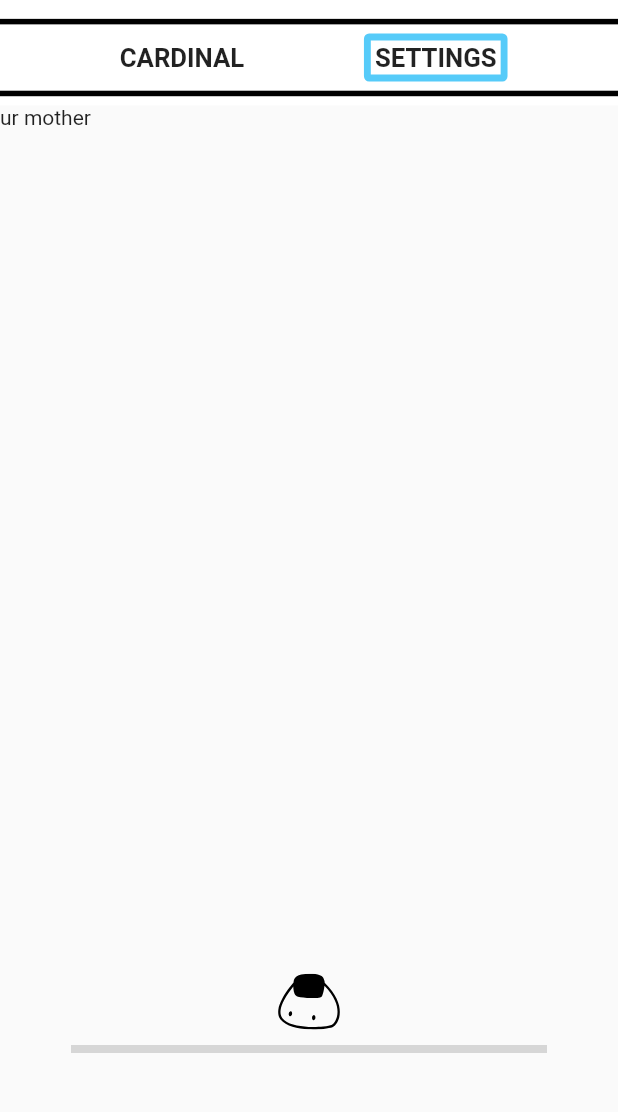
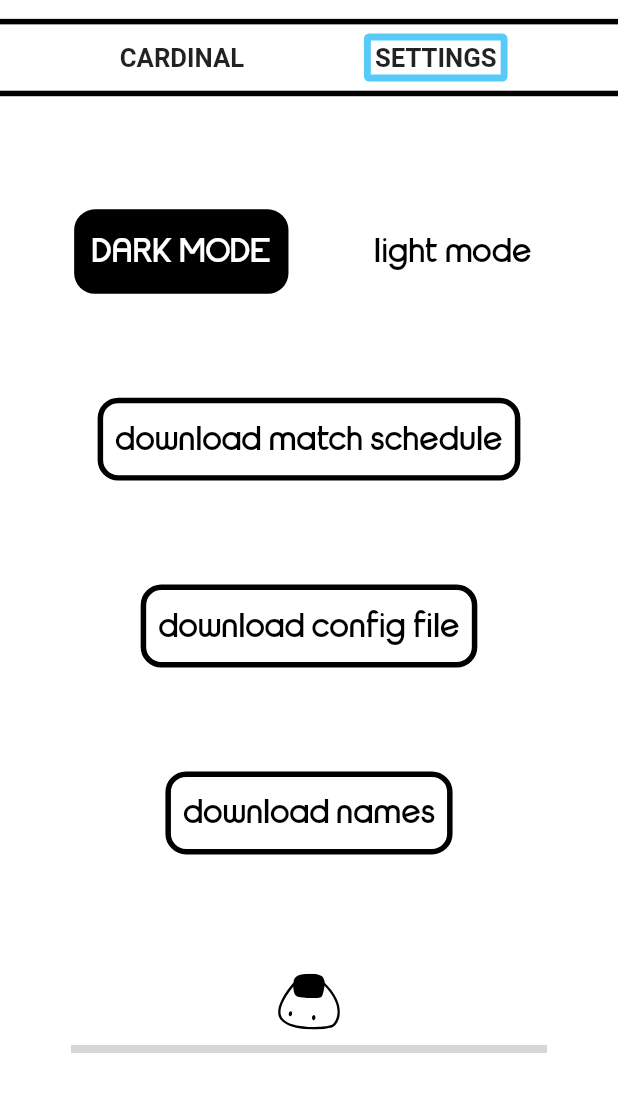
Before and after one commit to SushiSquad7461/sushi-scouts, a Flutter app: the screen it shows after launch, after a tap on "SETTINGS", on a phone screen of 412 x 824 dp, the part 84-1196 px from its top. Run offline on Flutter 3.47's test engine with Material 2 defaults, Android fonts, the phone set to English and light mode, and no system bars; our stand-ins replace flutter_svg, google_fonts; missing offline and left inert: enum_to_string; Roboto replaces fonts that are missing (Mohave); grey boxes are pictures that could not be loaded.

Commit message:
make settings ui

```diff
--- a/lib/src/views/ui/Settings.dart
+++ b/lib/src/views/ui/Settings.dart
@@ -9,30 +9,115 @@ import '../util/Header/HeaderTitle.dart';
 import '../util/Footer/Footer.dart';
 import '../util/header/HeaderNav.dart';
 
-class Settings extends StatelessWidget {
+class Settings extends StatefulWidget {
   const Settings({Key? key}) : super(key: key);
 
   @override
+  State<Settings> createState() => _SettingsState();
+}
+
+class _SettingsState extends State<Settings> {
+  TextStyle textStyle = TextStyle(
+    fontFamily: "Sushi",
+    color: Colors.black,
+    fontSize: ScreenSize.swu * 30,
+  );
+
+  BoxDecoration boxDecoration = BoxDecoration(
+      border: Border.all(color: Colors.black, width: 4 * ScreenSize.shu),
+      borderRadius: BorderRadius.all(Radius.circular(20 * ScreenSize.swu)));
+
+  void toggleMode() {
+    print("toggle");
+  }
+
+  void downloadMatchSchedule() {}
+
+  void downloadConfigFile() {}
+
+  void downloadNames() {}
+
+  @override
   Widget build(BuildContext context) {
-    return Scaffold(
-        body: Column(
+    return Column(
       children: [
         SizedBox(
             width: ScreenSize.width,
             height: ScreenSize.height * 0.74 - ScreenSize.width / 10,
-              child: const Text("ur mother")
+            child: Column(
+              mainAxisAlignment: MainAxisAlignment.spaceEvenly,
+              crossAxisAlignment: CrossAxisAlignment.center,
+              children: [
+                Row(
+                  mainAxisAlignment: MainAxisAlignment.spaceEvenly,
+                  children: [
+                    Container(
+                      decoration: BoxDecoration(
+                          color: Colors.black,
+                          borderRadius: BorderRadius.all(
+                              Radius.circular(20 * ScreenSize.swu))),
+                      child: Padding(
+                        padding: EdgeInsets.all(ScreenSize.width * 0.01),
+                        child: TextButton(
+                            onPressed: toggleMode,
+                            child: Text(
+                              "DARK MODE",
+                              style: TextStyle(
+                                fontFamily: "Sushi",
+                                color: Colors.white,
+                                fontSize: ScreenSize.swu * 30,
                               ),
+                            )),
+                      ),
+                    ),
+                    TextButton(
+                        onPressed: toggleMode,
+                        child: Text(
+                          "light mode",
+                          style: textStyle,
+                        ))
+                  ],
+                ),
+                Container(
+                  decoration: boxDecoration,
+                  child: TextButton(
+                      onPressed: downloadMatchSchedule,
+                      child: Text(
+                        "download match schedule",
+                        style: textStyle,
+                      )),
+                ),
+                Container(
+                  decoration: boxDecoration,
+                  child: TextButton(
+                      onPressed: downloadConfigFile,
+                      child: Text(
+                        "download config file",
+                        style: textStyle,
+                      )),
+                ),
+                Container(
+                  decoration: boxDecoration,
+                  child: TextButton(
+                      onPressed: downloadNames,
+                      child: Text(
+                        "download names",
+                        style: textStyle,
+                      )),
+                ),
+              ],
+            )),
         Padding(
           padding: EdgeInsets.all(ScreenSize.height * 0.01),
           child: SizedBox(
               width: ScreenSize.width / 10.0, //57
               height: ScreenSize.width / 10.0, //59
-                    child: SvgPicture.asset("./assets/images/nori.svg",)
-              ),
+              child: SvgPicture.asset(
+                "./assets/images/nori.svg",
+              )),
         ),
         const Footer(pageTitle: ""),
       ],
-        )
     );
   }
 }
```
Lines whose indentation alone changed are shown as unchanged.
